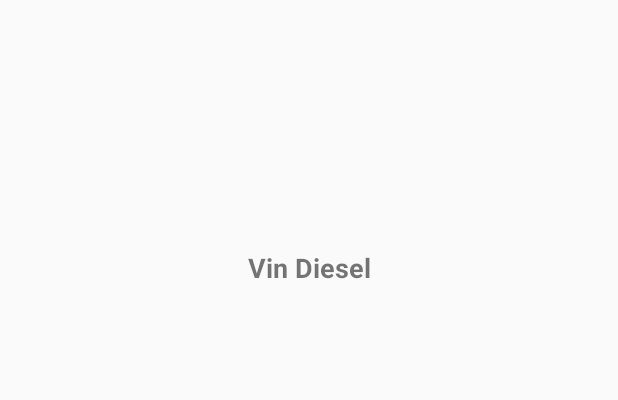
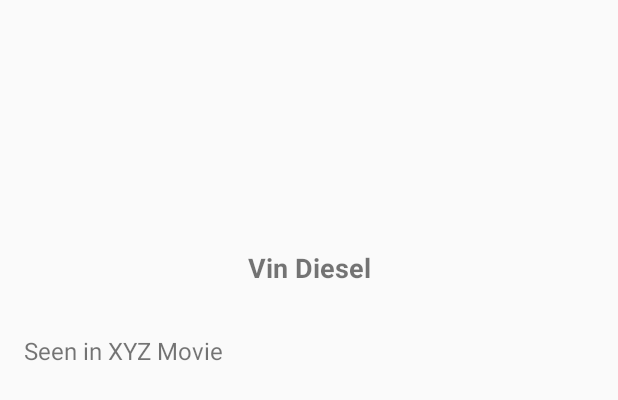
Before and after one commit to itsAlexNguyen/Identif.ai, an Android app: the layout activity_person_detail_controller.xml on its own in the app's theme, with its tools: preview values and no code run, on a phone screen of 412 x 824 dp. Shown: the top 400 px of the screen. Run offline under Robolectric (Android 15) with nearby library versions, the phone set to English and light mode, and no system bars.

Commit message:
Added more details for person.

```diff
--- a/app-core/build.gradle
+++ b/app-core/build.gradle
@@ -3,8 +3,6 @@ apply plugin: 'kotlin-android'
 
 android {
     compileSdkVersion 26
-
-
 
     defaultConfig {
         minSdkVersion 22
--- a/identifai/src/main/java/mcmaster/ca/identifai/controllers/PersonDetailController.java
+++ b/identifai/src/main/java/mcmaster/ca/identifai/controllers/PersonDetailController.java
@@ -49,7 +49,10 @@ public class PersonDetailController extends BaseActivity implements HttpCallback
                         .resize(200, 200)
                         .placeholder(R.drawable.profile_placeholder)
                         .into(imageView);
+                    TextView description = findViewById(R.id.description_label);
+                    description.setText(response.results.get(0).toString());
                 }
+
             }
         });
     }
--- a/identifai/src/main/res/layout/activity_person_detail_controller.xml
+++ b/identifai/src/main/res/layout/activity_person_detail_controller.xml
@@ -24,4 +24,12 @@
         android:textSize="18sp"
         android:textStyle="bold"
         tools:text="Vin Diesel" />
+
+    <TextView
+        android:id="@+id/description_label"
+        android:layout_width="match_parent"
+        android:layout_height="wrap_content"
+        android:padding="@dimen/app_default_padding"
+        android:textSize="16sp"
+        tools:text="Seen in XYZ Movie" />
 </LinearLayout>
--- a/image/build.gradle
+++ b/image/build.gradle
@@ -2,8 +2,6 @@ apply plugin: 'com.android.library'
 
 android {
     compileSdkVersion 26
-
-
 
     defaultConfig {
         minSdkVersion 22
--- a/sound/build.gradle
+++ b/sound/build.gradle
@@ -2,8 +2,6 @@ apply plugin: 'com.android.library'
 
 android {
     compileSdkVersion 26
-
-
 
     defaultConfig {
         minSdkVersion 22
--- a/text/build.gradle
+++ b/text/build.gradle
@@ -2,8 +2,6 @@ apply plugin: 'com.android.library'
 
 android {
     compileSdkVersion 26
-
-
 
     defaultConfig {
         minSdkVersion 22
```
Also changed, not shown: app-core/src/main/java/mcmaster/ca/appcore/network/models/PersonDetails.java (+11 -0 lines).
